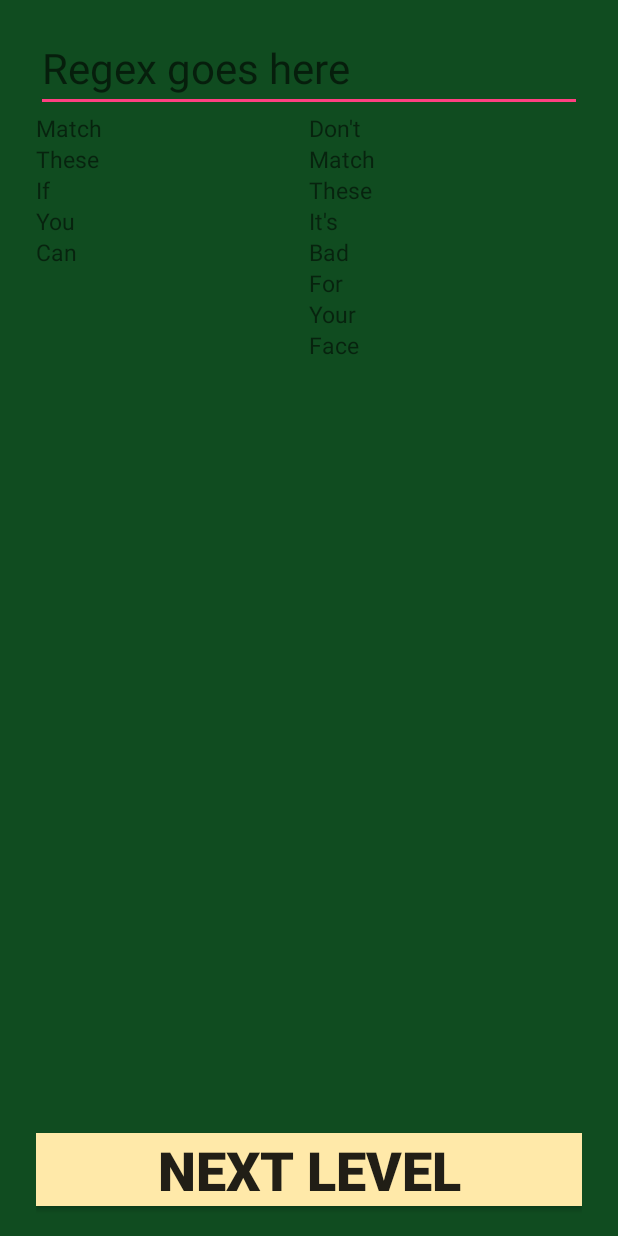
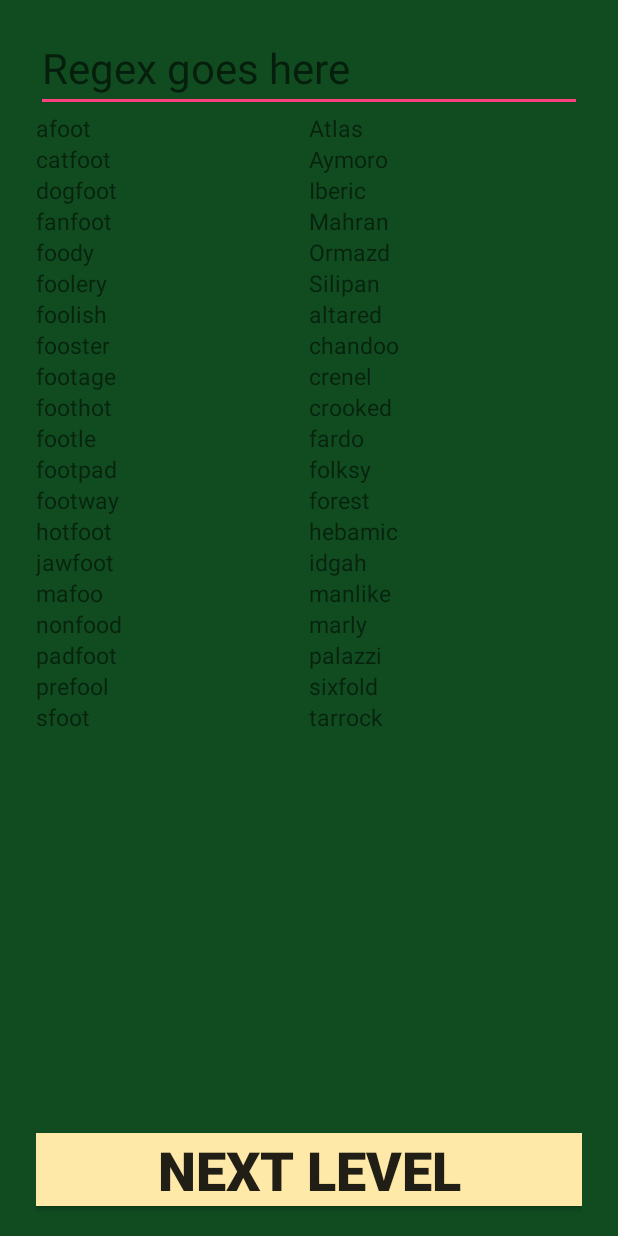
Before and after one commit to RotyGames/RegexGolf, an Android app: the PlayingFieldActivity screen opened directly, with no data from a screen before it, on a phone screen of 412 x 824 dp. Run offline under Robolectric (Android 15) with nearby library versions, the phone set to English and light mode, and no system bars.

Commit message:
Make help tabs more readable, change dummy level
Replaced first level with first level from the web game. Hope your
phones are big enough :D

```diff
--- a/app/src/main/res/layout/activity_help.xml
+++ b/app/src/main/res/layout/activity_help.xml
@@ -11,15 +11,7 @@
     android:background="@color/ForestGreen"
     tools:context="rotygames.regexgolf.HelpActivity">
 
-    <ScrollView
-        android:layout_width="match_parent"
-        android:layout_height="match_parent"
-        android:scrollbars="none">
-        <LinearLayout
-            android:id="@+id/linearLayoutRoot"
-            android:orientation="vertical"
-            android:layout_width="match_parent"
-            android:layout_height="wrap_content">
+
 
             <TextView
                 android:layout_width="match_parent"
@@ -38,7 +30,15 @@
                 android:textColor="@color/NavajoWhite"
                 android:textStyle="bold"
                 android:paddingBottom="12dp"/>
-
+    <ScrollView
+        android:layout_width="match_parent"
+        android:layout_height="match_parent"
+        android:scrollbars="none">
+        <LinearLayout
+            android:id="@+id/linearLayoutRoot"
+            android:orientation="vertical"
+            android:layout_width="match_parent"
+            android:layout_height="wrap_content">
             <TextView
                 style="@style/HelpTextView"
                 android:text="@string/whats_a_regex"
@@ -49,7 +49,10 @@
                 />
             <TextView
                 style="@style/HelpTextView"
-                android:text="@string/help_basics"/>
+                android:text="@string/help_single_character"/>
+            <TextView
+                style="@style/HelpTextView"
+                android:text="@string/help_multiple_characters"/>
         </LinearLayout>
     </ScrollView>
 </LinearLayout>
--- a/app/src/main/res/values/arrays.xml
+++ b/app/src/main/res/values/arrays.xml
@@ -1,20 +1,47 @@
 <?xml version="1.0" encoding="utf-8"?>
 <resources>
     <string-array name="leftColumnWords">
-        <item>Match</item>
-        <item>These</item>
-        <item>If</item>
-        <item>You</item>
-        <item>Can</item>
+        <item>afoot</item>
+        <item>catfoot</item>
+        <item>dogfoot</item>
+        <item>fanfoot</item>
+        <item>foody</item>
+        <item>foolery</item>
+        <item>foolish</item>
+        <item>fooster</item>
+        <item>footage</item>
+        <item>foothot</item>
+        <item>footle</item>
+        <item>footpad</item>
+        <item>footway</item>
+        <item>hotfoot</item>
+        <item>jawfoot</item>
+        <item>mafoo</item>
+        <item>nonfood</item>
+        <item>padfoot</item>
+        <item>prefool</item>
+        <item>sfoot</item>
     </string-array>
     <string-array name="rightColumnWords">
-        <item>Don\'t</item>
-        <item>Match</item>
-        <item>These</item>
-        <item>It\'s</item>
-        <item>Bad</item>
-        <item>For</item>
-        <item>Your</item>
-        <item>Face</item>
+        <item>Atlas</item>
+        <item>Aymoro</item>
+        <item>Iberic</item>
+        <item>Mahran</item>
+        <item>Ormazd</item>
+        <item>Silipan</item>
+        <item>altared</item>
+        <item>chandoo</item>
+        <item>crenel</item>
+        <item>crooked</item>
+        <item>fardo</item>
+        <item>folksy</item>
+        <item>forest</item>
+        <item>hebamic</item>
+        <item>idgah</item>
+        <item>manlike</item>
+        <item>marly</item>
+        <item>palazzi</item>
+        <item>sixfold</item>
+        <item>tarrock</item>
     </string-array>
 </resources>
--- a/app/src/main/res/values/strings.xml
+++ b/app/src/main/res/values/strings.xml
@@ -19,7 +19,10 @@
     <string name="regex_goes_here">Regex goes here</string>
     <string name="whats_a_regex">What is a regular expression\nA regular expression (or regex for short) is a sequence of characters that define a search pattern.</string>
     <string name="whats_regex_golf">What is Regex Golf\nRegex golf is about finding a pattern that matches the words in the left column but doesn\'t match the ones in the right.\nThe goal is to use the least amount of characters to create such a regex, much like you try to hit the ball into the hole in golf using the least amount of strokes.</string>
-    <string name="help_basics">Basics\nSimply writing a character, or a string of characters means a word contains what you wrote.\nUsing brackets you can define alternatives.\nFor example, gr[ae]y matches both gray and grey.\nDashes help you shorten large groups of alternatives.\nFor example, dun[e-k] matches dune, dung, and dunk.\nUse the dot character the define wildcards that match any one character.</string>
+    <string name="help_single_character">Single character\nSimply writing a character or a string of characters means a word contains what you wrote.\nUsing brackets you can define alternatives.\n<font color='#111111'><i>gr[ae]y</i></font> matches both <font color='#111111' >gray</font> and <font color='#111111'>grey</font>.\nDashes help you shorten large groups of alternatives.\n<font color='#111111'><i>dun[e-k]</i></font> matches <font color='#111111'>dune</font>, <font color='#111111'>dung</font>, and <font color='#111111'>dunk</font>.\nUse the dot character the define wildcards that match any one character.\n<font color='#111111'>t.n</font> matches <font color='#111111'>tan</font>, <font color='#111111'>tin</font>, <font color='#111111'>ton</font>, etc.</string>
+    <!--<string name="help_basics">Dashes help you shorten large groups of alternatives.\nFor example, <font color='#111111'>dun[e-k]</font> matches <font color='#111111'>dune</font>, <font color='#111111'>dung</font>, and <font color='#111111'>dunk</font>.\n\nFor example, <font color='#111111'><b>dun[e-k]</b></font> matches <font color='#111111'>dune</font>, <font color='#111111'>dung</font>, and <font color='#111111'>dunk</font>.\n\nFor example, <font color='#111111'><b>dun[e-k]</b></font> matches <font color='#111111'><i>dune</i></font>, <font color='#111111'><i>dung</i></font>, and <font color='#111111'><i>dunk</i></font>.\n\nFor example, <font color='#111111'><i>dun[e-k]</i></font> matches <font color='#111111'>dune</font>, <font color='#111111'>dung</font>, and <font color='#111111'>dunk</font>.</string>-->
+
+    <string name="help_multiple_characters">Multiple characters\nQuantifiers come in three kinds, but they are all associated with the element they follow.\n <font color = '#111111'><i>*</i></font> matches the preceding element zero or more times.\nFor example, <font color = '#111111'><i>ab*c</i></font> matches <font color = '#111111'>ac</font>, <font color = '#111111'>abc</font>, <font color = '#111111'>abbbc</font>, etc.\n <font color = '#111111'><i>+</i></font> is similar to <font color = '#111111'><i>*</i></font> but it forces at least one match.\nSo <font color = '#111111'><i>ab+c</i></font> wouldn\'t match <font color = '#111111'>ac</font>, but it would match all the others from the previous example.</string>
     <string name="regex_handbook">Regex handbook</string>
     <string name="tap_to_expand">Double tap on any topic to expand it</string>
 </resources>
```
